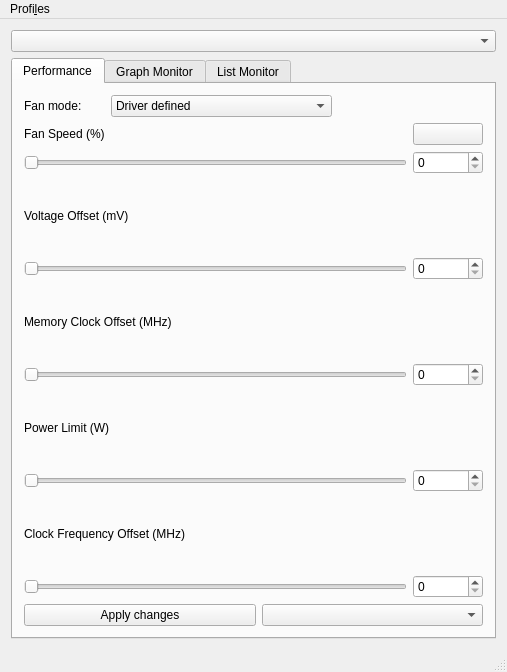
Qt form mainwindow.ui (Lurkki14/tuxclocker) before a commit.
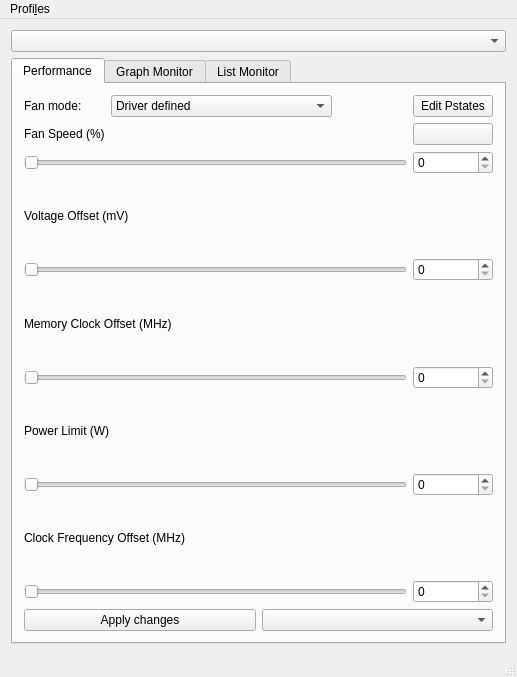
The same form after that commit. Icons and pictures are not drawn.

Commit message: start adding pstate editor

Diff of the .ui file:
```diff
--- a/mainwindow.ui
+++ b/mainwindow.ui
@@ -6,8 +6,8 @@
    <rect>
     <x>0</x>
     <y>0</y>
-    <width>507</width>
-    <height>672</height>
+    <width>517</width>
+    <height>677</height>
    </rect>
   </property>
   <property name="windowTitle">
@@ -173,6 +173,13 @@
           </property>
          </widget>
         </item>
+        <item row="0" column="5">
+         <widget class="QPushButton" name="amdPstateButton">
+          <property name="text">
+           <string>Edit Pstates</string>
+          </property>
+         </widget>
+        </item>
        </layout>
       </widget>
       <widget class="QWidget" name="monitorTab">
@@ -216,7 +223,7 @@
     <rect>
      <x>0</x>
      <y>0</y>
-     <width>507</width>
+     <width>517</width>
      <height>28</height>
     </rect>
    </property>
```
The commit also changes 9 other files.
